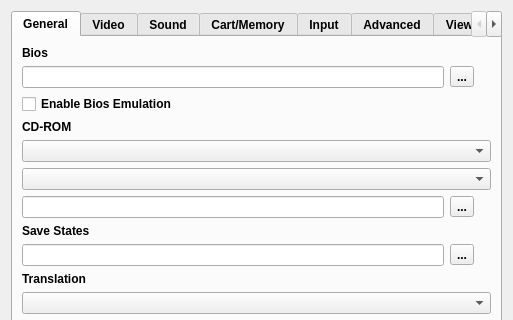
Yabause/yabause, file yabause/src/qt/ui/UISettings.ui: the form before one commit; both pictures show x 0 to 513 and y 0 to 320 of the 513 by 563 pixel window.
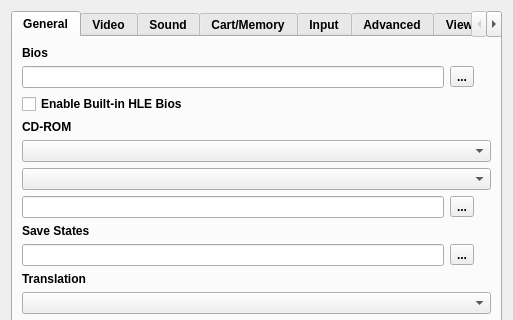
The form after the commit. Custom widgets are drawn as their Qt base class.

Commit message: qt: improve bios emulation option description

What changed in the file:
```diff
--- a/yabause/src/qt/ui/UISettings.ui
+++ b/yabause/src/qt/ui/UISettings.ui
@@ -215,7 +215,7 @@
        <item row="2" column="0">
         <widget class="QCheckBox" name="cbEnableBiosEmulation">
          <property name="text">
-          <string>Enable Bios Emulation</string>
+          <string>Enable Built-in HLE Bios</string>
          </property>
         </widget>
        </item>
```
The commit also changes 1 other file.
